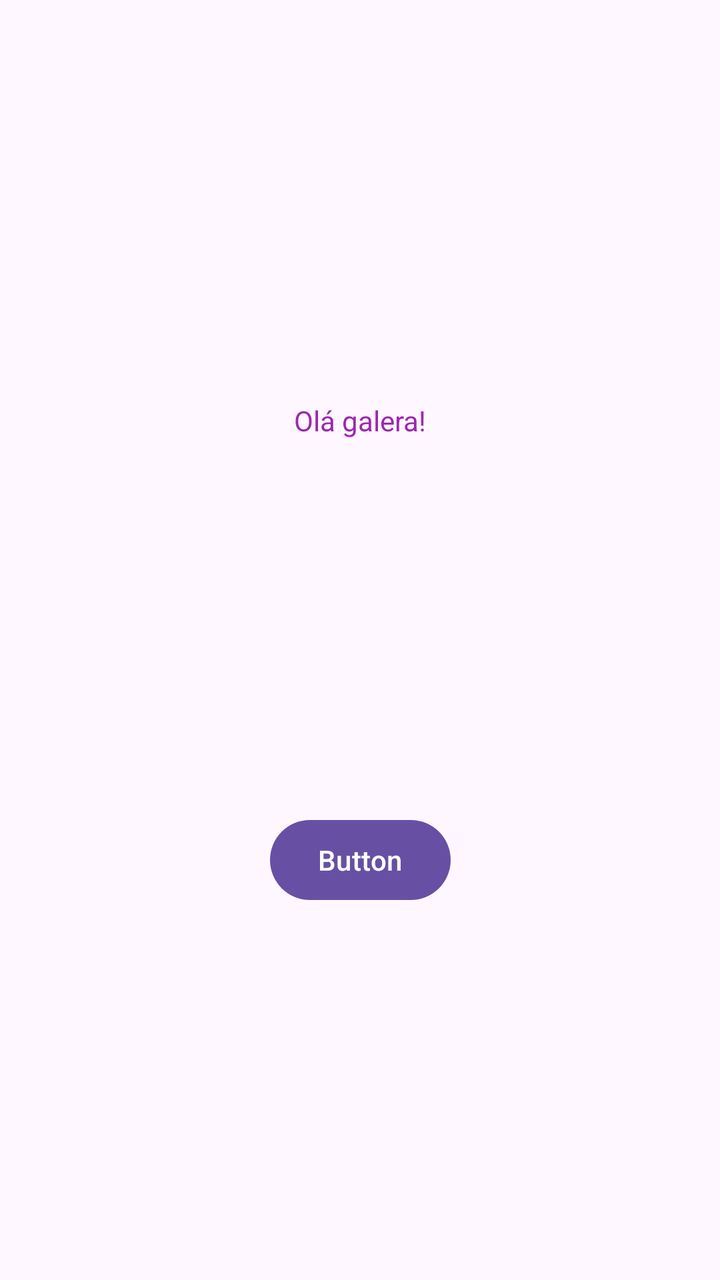
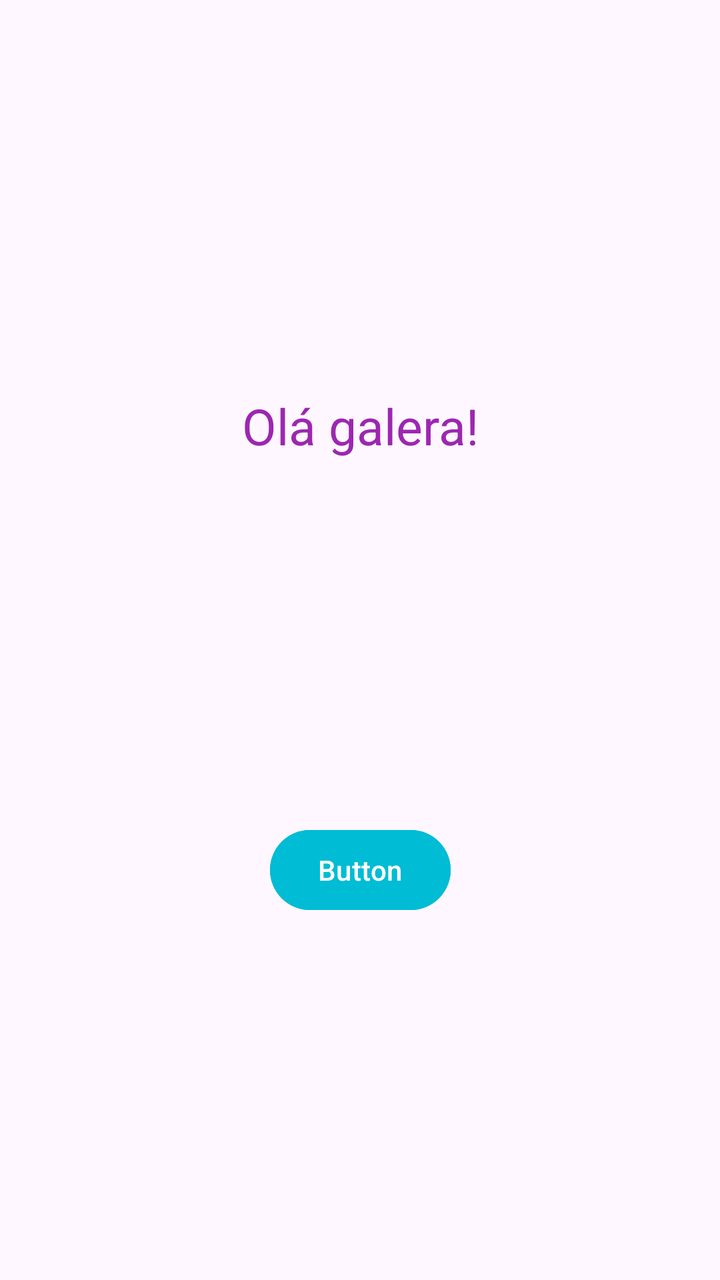

Compare the two renders of this Android layout. The source of the first and the diff that turns it into the second are given below.
<!-- AndroidManifest.xml: application theme Theme.MyApplication -->
<!-- res/layout/activity_main.xml -->
<?xml version="1.0" encoding="utf-8"?>
<androidx.constraintlayout.widget.ConstraintLayout xmlns:android="http://schemas.android.com/apk/res/android"
    xmlns:app="http://schemas.android.com/apk/res-auto"
    xmlns:tools="http://schemas.android.com/tools"
    android:id="@+id/main"
    android:layout_width="match_parent"
    android:layout_height="match_parent"
    tools:context=".MainActivity">

    <TextView
        android:id="@+id/text"
        android:layout_width="wrap_content"
        android:layout_height="wrap_content"
        android:text="Olá galera!"
        android:textColor="#9C27B0"
        app:layout_constraintBottom_toBottomOf="parent"
        app:layout_constraintEnd_toEndOf="parent"
        app:layout_constraintStart_toStartOf="parent"
        app:layout_constraintTop_toTopOf="parent"
        app:layout_constraintVertical_bias="0.323" />

    <Button
        android:id="@+id/button"
        android:layout_width="wrap_content"
        android:layout_height="wrap_content"
        android:text="Button"
        app:layout_constraintBottom_toBottomOf="parent"
        app:layout_constraintEnd_toEndOf="parent"
        app:layout_constraintStart_toStartOf="parent"
        app:layout_constraintTop_toBottomOf="@+id/text" />

</androidx.constraintlayout.widget.ConstraintLayout>
<!-- resources referenced by this layout -->
<resources>
  <style name="Theme.MyApplication" parent="Base.Theme.MyApplication" />
  <style name="Base.Theme.MyApplication" parent="Theme.Material3.DayNight.NoActionBar">
          
          
      </style>
</resources>

<!-- the commit's change to res/layout/activity_main.xml (unified diff, before → after) -->
@@ -13,6 +13,7 @@
         android:layout_height="wrap_content"
         android:text="Olá galera!"
         android:textColor="#9C27B0"
+        android:textSize="25dp"
         app:layout_constraintBottom_toBottomOf="parent"
         app:layout_constraintEnd_toEndOf="parent"
         app:layout_constraintStart_toStartOf="parent"
@@ -23,6 +24,7 @@
         android:id="@+id/button"
         android:layout_width="wrap_content"
         android:layout_height="wrap_content"
+        android:backgroundTint="#00BCD4"
         android:text="Button"
         app:layout_constraintBottom_toBottomOf="parent"
         app:layout_constraintEnd_toEndOf="parent"
